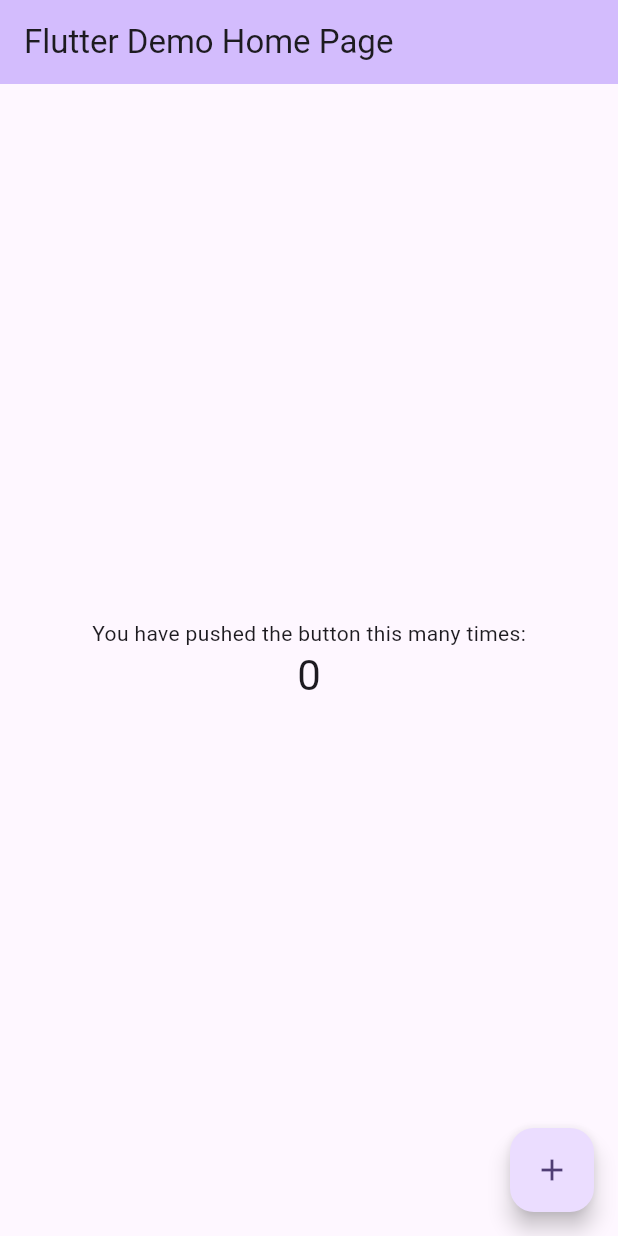
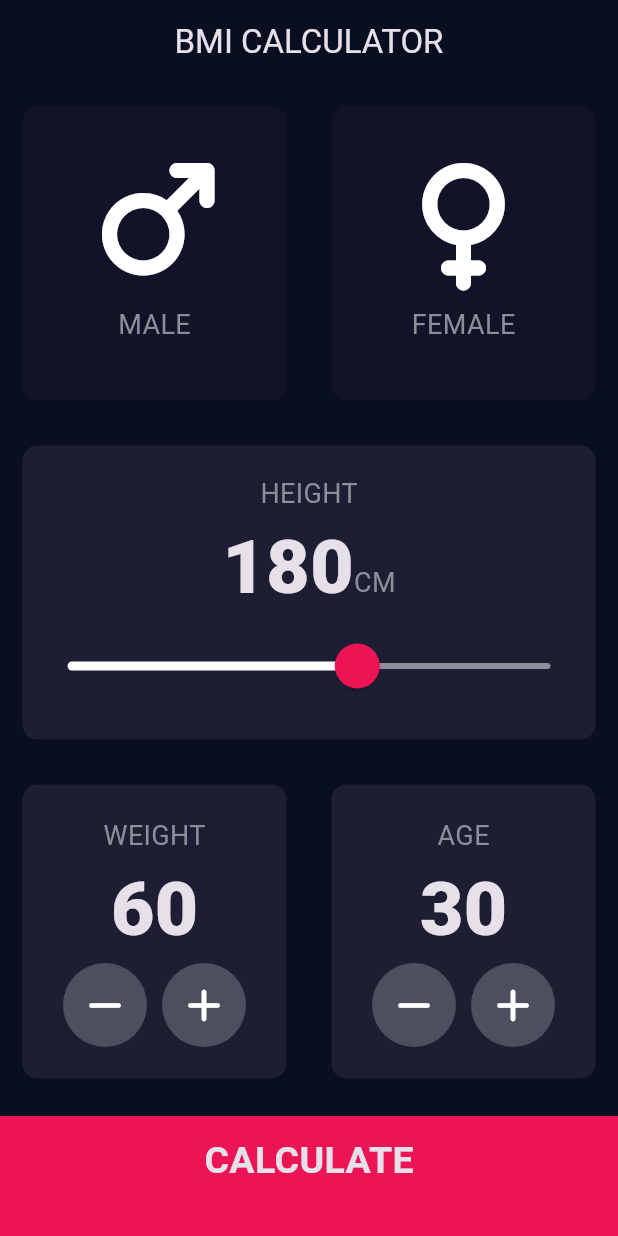
Before and after one commit to vanquan688/cross-platform-application-development, a Flutter app: the screen it shows after launch, on a phone screen of 412 x 824 dp. Run offline on Flutter 3.47's test engine with Material 3 defaults, Android fonts, the phone set to English and light mode, and no system bars; our stand-ins replace font_awesome_flutter.

Commit message:
Completed lap9

```diff
--- /dev/null
+++ b/lib/calculator_brain.dart
@@ -0,0 +1,35 @@
+import 'dart:math';
+
+class CalculatorBrain {
+  CalculatorBrain({required this.height, required this.weight});
+
+  final int height;
+  final int weight;
+
+  double _bmi = 0;
+
+  String calculateBMI() {
+    _bmi = weight / pow(height / 100, 2);
+    return _bmi.toStringAsFixed(1);
+  }
+
+  String getResult() {
+    if (_bmi >= 25) {
+      return 'OVERWEIGHT';
+    } else if (_bmi > 18.5) {
+      return 'NORMAL';
+    } else {
+      return 'UNDERWEIGHT';
+    }
+  }
+
+  String getInterpretation() {
+    if (_bmi >= 25) {
+      return 'You have a higher than normal body weight. Try to exercise more.';
+    } else if (_bmi >= 18.5) {
+      return 'You have a normal body weight. Good job!';
+    } else {
+      return 'You have a lower than normal body weight. You can eat more just Fatty Louis!';
+    }
+  }
+}
--- /dev/null
+++ b/lib/components/bottom_button.dart
@@ -0,0 +1,33 @@
+import 'package:flutter/material.dart';
+import '../constants.dart';
+
+class BottomButton extends StatelessWidget {
+  const BottomButton({
+    super.key,
+    required this.onTap,
+    required this.buttonTitle,
+  });
+
+  final VoidCallback onTap;
+  final String buttonTitle;
+
+  @override
+  Widget build(BuildContext context) {
+    return GestureDetector(
+      onTap: onTap,
+      child: Container(
+        color: kBottomContainerColour,
+        margin: const EdgeInsets.only(top: 10.0),
+        padding: const EdgeInsets.only(bottom: 20.0),
+        width: double.infinity,
+        height: kBottomContainerHeight,
+        child: Center(
+          child: Text(
+            buttonTitle,
+            style: kLargeButtonTextStyle,
+          ),
+        ),
+      ),
+    );
+  }
+}
--- /dev/null
+++ b/lib/components/icon_content.dart
@@ -0,0 +1,33 @@
+import 'package:flutter/material.dart';
+import '../constants.dart';
+
+class IconContent extends StatelessWidget {
+  const IconContent({
+    super.key,
+    required this.icon,
+    required this.label,
+  });
+
+  final IconData icon;
+  final String label;
+
+  @override
+  Widget build(BuildContext context) {
+    return Column(
+      mainAxisAlignment: MainAxisAlignment.center,
+      children: <Widget>[
+        Icon(
+          icon,
+          size: 80.0,
+        ),
+        const SizedBox(
+          height: 15.0,
+        ),
+        Text(
+          label,
+          style: kLabelTextStyle,
+        ),
+      ],
+    );
+  }
+}
--- /dev/null
+++ b/lib/components/reuseable_card.dart
@@ -0,0 +1,29 @@
+import 'package:flutter/material.dart';
+
+class ReuseableCard extends StatelessWidget {
+  const ReuseableCard({
+    super.key,
+    required this.colour,
+    this.cardChild,
+    this.onPress,
+  });
+
+  final Color colour;
+  final Widget? cardChild;
+  final VoidCallback? onPress;
+
+  @override
+  Widget build(BuildContext context) {
+    return GestureDetector(
+      onTap: onPress,
+      child: Container(
+        margin: const EdgeInsets.all(15.0),
+        decoration: BoxDecoration(
+          color: colour,
+          borderRadius: BorderRadius.circular(10.0),
+        ),
+        child: cardChild,
+      ),
+    );
+  }
+}
--- /dev/null
+++ b/lib/components/round_icon_button.dart
@@ -0,0 +1,27 @@
+import 'package:flutter/material.dart';
+
+class RoundIconButton extends StatelessWidget {
+  const RoundIconButton({
+    super.key,
+    required this.icon,
+    required this.onPressed,
+  });
+
+  final IconData icon;
+  final VoidCallback onPressed;
+
+  @override
+  Widget build(BuildContext context) {
+    return RawMaterialButton(
+      onPressed: onPressed,
+      elevation: 0.0,
+      constraints: const BoxConstraints.tightFor(
+        width: 56.0,
+        height: 56.0,
+      ),
+      shape: const CircleBorder(),
+      fillColor: const Color(0xFF4C4F5E),
+      child: Icon(icon),
+    );
+  }
+}
--- /dev/null
+++ b/lib/constants.dart
@@ -0,0 +1,41 @@
+import 'package:flutter/material.dart';
+
+const kBottomContainerHeight = 80.0;
+const kActiveCardColour = Color(0xFF1D1E33);
+const kInactiveCardColour = Color(0xFF111328);
+const kBottomContainerColour = Color(0xFFEB1555);
+
+const kLabelTextStyle = TextStyle(
+  fontSize: 18.0,
+  color: Color(0xFF8D8E98),
+);
+
+const kNumberTextStyle = TextStyle(
+  fontSize: 50.0,
+  fontWeight: FontWeight.w900,
+);
+
+const kLargeButtonTextStyle = TextStyle(
+  fontSize: 25.0,
+  fontWeight: FontWeight.bold,
+);
+
+const kTitleTextStyle = TextStyle(
+  fontSize: 50.0,
+  fontWeight: FontWeight.bold,
+);
+
+const kResultTextStyle = TextStyle(
+  color: Color(0xFF24D876),
+  fontSize: 22.0,
+  fontWeight: FontWeight.bold,
+);
+
+const kBMITextStyle = TextStyle(
+  fontSize: 100.0,
+  fontWeight: FontWeight.bold,
+);
+
+const kBodyTextStyle = TextStyle(
+  fontSize: 22.0,
+);
--- a/lib/main.dart
+++ b/lib/main.dart
@@ -1,122 +1,25 @@
 import 'package:flutter/material.dart';
+import 'screens/input_page.dart';
 
 void main() {
-  runApp(const MyApp());
+  runApp(const BMICalculator());
 }
 
-class MyApp extends StatelessWidget {
-  const MyApp({super.key});
+class BMICalculator extends StatelessWidget {
+  const BMICalculator({super.key});
 
-  // This widget is the root of your application.
   @override
   Widget build(BuildContext context) {
     return MaterialApp(
-      title: 'Flutter Demo',
-      theme: ThemeData(
-        // This is the theme of your application.
-        //
-        // TRY THIS: Try running your application with "flutter run". You'll see
-        // the application has a purple toolbar. Then, without quitting the app,
-        // try changing the seedColor in the colorScheme below to Colors.green
-        // and then invoke "hot reload" (save your changes or press the "hot
-        // reload" button in a Flutter-supported IDE, or press "r" if you used
-        // the command line to start the app).
-        //
-        // Notice that the counter didn't reset back to zero; the application
-        // state is not lost during the reload. To reset the state, use hot
-        // restart instead.
-        //
-        // This works for code too, not just values: Most code changes can be
-        // tested with just a hot reload.
-        colorScheme: ColorScheme.fromSeed(seedColor: Colors.deepPurple),
+      title: 'BMI Calculator',
+      theme: ThemeData.dark().copyWith(
+        primaryColor: const Color(0xFF0A0E21),
+        scaffoldBackgroundColor: const Color(0xFF0A0E21),
+        appBarTheme: const AppBarTheme(
+          backgroundColor: Color(0xFF0A0E21),
+        ),
       ),
-      home: const MyHomePage(title: 'Flutter Demo Home Page'),
+      home: const InputPage(),
     );
   }
 }
-
-class MyHomePage extends StatefulWidget {
-  const MyHomePage({super.key, required this.title});
-
-  // This widget is the home page of your application. It is stateful, meaning
-  // that it has a State object (defined below) that contains fields that affect
-  // how it looks.
-
-  // This class is the configuration for the state. It holds the values (in this
-  // case the title) provided by the parent (in this case the App widget) and
-  // used by the build method of the State. Fields in a Widget subclass are
-  // always marked "final".
-
-  final String title;
-
-  @override
-  State<MyHomePage> createState() => _MyHomePageState();
-}
-
-class _MyHomePageState extends State<MyHomePage> {
-  int _counter = 0;
-
-  void _incrementCounter() {
-    setState(() {
-      // This call to setState tells the Flutter framework that something has
-      // changed in this State, which causes it to rerun the build method below
-      // so that the display can reflect the updated values. If we changed
-      // _counter without calling setState(), then the build method would not be
-      // called again, and so nothing would appear to happen.
-      _counter++;
-    });
-  }
-
-  @override
-  Widget build(BuildContext context) {
-    // This method is rerun every time setState is called, for instance as done
-    // by the _incrementCounter method above.
-    //
-    // The Flutter framework has been optimized to make rerunning build methods
-    // fast, so that you can just rebuild anything that needs updating rather
-    // than having to individually change instances of widgets.
-    return Scaffold(
-      appBar: AppBar(
-        // TRY THIS: Try changing the color here to a specific color (to
-        // Colors.amber, perhaps?) and trigger a hot reload to see the AppBar
-        // change color while the other colors stay the same.
-        backgroundColor: Theme.of(context).colorScheme.inversePrimary,
-        // Here we take the value from the MyHomePage object that was created by
-        // the App.build method, and use it to set our appbar title.
-        title: Text(widget.title),
-      ),
-      body: Center(
-        // Center is a layout widget. It takes a single child and positions it
-        // in the middle of the parent.
-        child: Column(
-          // Column is also a layout widget. It takes a list of children and
-          // arranges them vertically. By default, it sizes itself to fit its
-          // children horizontally, and tries to be as tall as its parent.
-          //
-          // Column has various properties to control how it sizes itself and
-          // how it positions its children. Here we use mainAxisAlignment to
-          // center the children vertically; the main axis here is the vertical
-          // axis because Columns are vertical (the cross axis would be
-          // horizontal).
-          //
-          // TRY THIS: Invoke "debug painting" (choose the "Toggle Debug Paint"
-          // action in the IDE, or press "p" in the console), to see the
-          // wireframe for each widget.
-          mainAxisAlignment: MainAxisAlignment.center,
-          children: <Widget>[
-            const Text('You have pushed the button this many times:'),
-            Text(
-              '$_counter',
-              style: Theme.of(context).textTheme.headlineMedium,
-            ),
-          ],
-        ),
-      ),
-      floatingActionButton: FloatingActionButton(
-        onPressed: _incrementCounter,
-        tooltip: 'Increment',
-        child: const Icon(Icons.add),
-      ), // This trailing comma makes auto-formatting nicer for build methods.
-    );
-  }
-}
--- /dev/null
+++ b/lib/screens/input_page.dart
@@ -0,0 +1,240 @@
+import 'package:flutter/material.dart';
+import 'package:font_awesome_flutter/font_awesome_flutter.dart';
+import '../components/icon_content.dart';
+import '../components/reuseable_card.dart';
+import '../constants.dart';
+import '../components/bottom_button.dart';
+import '../components/round_icon_button.dart';
+import 'results_page.dart';
+import '../calculator_brain.dart';
+
+enum Gender {
+  male,
+  female,
+}
+
+class InputPage extends StatefulWidget {
+  const InputPage({super.key});
+
+  @override
+  State<InputPage> createState() => _InputPageState();
+}
+
+class _InputPageState extends State<InputPage> {
+  Gender? selectedGender;
+  int height = 180;
+  int weight = 60;
+  int age = 30;
+
+  @override
+  Widget build(BuildContext context) {
+    return Scaffold(
+      appBar: AppBar(
+        title: const Text('BMI CALCULATOR'),
+        centerTitle: true,
+      ),
+      body: Column(
+        crossAxisAlignment: CrossAxisAlignment.stretch,
+        children: <Widget>[
+          Expanded(
+            child: Row(
+              children: <Widget>[
+                Expanded(
+                  child: ReuseableCard(
+                    onPress: () {
+                      setState(() {
+                        selectedGender = Gender.male;
+                      });
+                    },
+                    colour: selectedGender == Gender.male
+                        ? kActiveCardColour
+                        : kInactiveCardColour,
+                    cardChild: const IconContent(
+                      icon: FontAwesomeIcons.mars,
+                      label: 'MALE',
+                    ),
+                  ),
+                ),
+                Expanded(
+                  child: ReuseableCard(
+                    onPress: () {
+                      setState(() {
+                        selectedGender = Gender.female;
+                      });
+                    },
+                    colour: selectedGender == Gender.female
+                        ? kActiveCardColour
+                        : kInactiveCardColour,
+                    cardChild: const IconContent(
+                      icon: FontAwesomeIcons.venus,
+                      label: 'FEMALE',
+                    ),
+                  ),
+                ),
+              ],
+            ),
+          ),
+          Expanded(
+            child: ReuseableCard(
+              colour: kActiveCardColour,
+              cardChild: Column(
+                mainAxisAlignment: MainAxisAlignment.center,
+                children: <Widget>[
+                  const Text(
+                    'HEIGHT',
+                    style: kLabelTextStyle,
+                  ),
+                  Row(
+                    mainAxisAlignment: MainAxisAlignment.center,
+                    crossAxisAlignment: CrossAxisAlignment.baseline,
+                    textBaseline: TextBaseline.alphabetic,
+                    children: <Widget>[
+                      Text(
+                        height.toString(),
+                        style: kNumberTextStyle,
+                      ),
+                      const Text(
+                        'CM',
+                        style: kLabelTextStyle,
+                      ),
+                    ],
+                  ),
+                  SliderTheme(
+                    data: SliderTheme.of(context).copyWith(
+                      inactiveTrackColor: const Color(0xFF8D8E98),
+                      activeTrackColor: Colors.white,
+                      thumbColor: const Color(0xFFEB1555),
+                      overlayColor: const Color(0x29EB1555),
+                      thumbShape:
+                          const RoundSliderThumbShape(enabledThumbRadius: 15.0),
+                      overlayShape:
+                          const RoundSliderOverlayShape(overlayRadius: 30.0),
+                    ),
+                    child: Slider(
+                      value: height.toDouble(),
+                      min: 120.0,
+                      max: 220.0,
+                      onChanged: (double newValue) {
+                        setState(() {
+                          height = newValue.round();
+                        });
+                      },
+                    ),
+                  ),
+                ],
+              ),
+            ),
+          ),
+          Expanded(
+            child: Row(
+              children: <Widget>[
+                Expanded(
+                  child: ReuseableCard(
+                    colour: kActiveCardColour,
+                    cardChild: Column(
+                      mainAxisAlignment: MainAxisAlignment.center,
+                      children: <Widget>[
+                        const Text(
+                          'WEIGHT',
+                          style: kLabelTextStyle,
+                        ),
+                        Text(
+                          weight.toString(),
+                          style: kNumberTextStyle,
+                        ),
+                        Row(
+                          mainAxisAlignment: MainAxisAlignment.center,
+                          children: <Widget>[
+                            RoundIconButton(
+                              icon: FontAwesomeIcons.minus,
+                              onPressed: () {
+                                setState(() {
+                                  weight--;
+                                });
+                              },
+                            ),
+                            const SizedBox(
+                              width: 10.0,
+                            ),
+                            RoundIconButton(
+                              icon: FontAwesomeIcons.plus,
+                              onPressed: () {
+                                setState(() {
+                                  weight++;
+                                });
+                              },
+                            ),
+                          ],
+                        ),
+                      ],
+                    ),
+                  ),
+                ),
+                Expanded(
+                  child: ReuseableCard(
+                    colour: kActiveCardColour,
+                    cardChild: Column(
+                      mainAxisAlignment: MainAxisAlignment.center,
+                      children: <Widget>[
+                        const Text(
+                          'AGE',
+                          style: kLabelTextStyle,
+                        ),
+                        Text(
+                          age.toString(),
+                          style: kNumberTextStyle,
+                        ),
+                        Row(
+                          mainAxisAlignment: MainAxisAlignment.center,
+                          children: <Widget>[
+                            RoundIconButton(
+                              icon: FontAwesomeIcons.minus,
+                              onPressed: () {
+                                setState(() {
+                                  age--;
+                                });
+                              },
+                            ),
+                            const SizedBox(
+                              width: 10.0,
+                            ),
+                            RoundIconButton(
+                              icon: FontAwesomeIcons.plus,
+                              onPressed: () {
+                                setState(() {
+                                  age++;
+                                });
+                              },
+                            ),
+                          ],
+                        ),
+                      ],
+                    ),
+                  ),
+                ),
+              ],
+            ),
+          ),
+          BottomButton(
+            buttonTitle: 'CALCULATE',
+            onTap: () {
+              CalculatorBrain calc =
+                  CalculatorBrain(height: height, weight: weight);
+
+              Navigator.push(
+                context,
+                MaterialPageRoute(
+                  builder: (context) => ResultsPage(
+                    bmiResult: calc.calculateBMI(),
+                    resultText: calc.getResult(),
+                    interpretation: calc.getInterpretation(),
+                  ),
+                ),
+              );
+            },
+          ),
+        ],
+      ),
+    );
+  }
+}
--- /dev/null
+++ b/lib/screens/results_page.dart
@@ -0,0 +1,74 @@
+import 'package:flutter/material.dart';
+import '../constants.dart';
+import '../components/reuseable_card.dart';
+import '../components/bottom_button.dart';
+
+class ResultsPage extends StatelessWidget {
+  const ResultsPage({
+    super.key,
+    required this.interpretation,
+    required this.bmiResult,
+    required this.resultText,
+  });
+
+  final String bmiResult;
+  final String resultText;
+  final String interpretation;
+
+  @override
+  Widget build(BuildContext context) {
+    return Scaffold(
+      appBar: AppBar(
+        title: const Text('BMI CALCULATOR RESULTS'),
+        centerTitle: true,
+      ),
+      body: Column(
+        mainAxisAlignment: MainAxisAlignment.spaceEvenly,
+        crossAxisAlignment: CrossAxisAlignment.stretch,
+        children: <Widget>[
+          Expanded(
+            child: Container(
+              padding: const EdgeInsets.all(15.0),
+              alignment: Alignment.bottomLeft,
+              child: const Text(
+                'Your Result',
+                style: kTitleTextStyle,
+              ),
+            ),
+          ),
+          Expanded(
+            flex: 5,
+            child: ReuseableCard(
+              colour: kActiveCardColour,
+              cardChild: Column(
+                mainAxisAlignment: MainAxisAlignment.spaceEvenly,
+                crossAxisAlignment: CrossAxisAlignment.center,
+                children: <Widget>[
+                  Text(
+                    resultText.toUpperCase(),
+                    style: kResultTextStyle,
+                  ),
+                  Text(
+                    bmiResult,
+                    style: kBMITextStyle,
+                  ),
+                  Text(
+                    interpretation,
+                    textAlign: TextAlign.center,
+                    style: kBodyTextStyle,
+                  ),
+                ],
+              ),
+            ),
+          ),
+          BottomButton(
+            buttonTitle: 'RE-CALCULATE',
+            onTap: () {
+              Navigator.pop(context);
+            },
+          ),
+        ],
+      ),
+    );
+  }
+}
--- a/pubspec.yaml
+++ b/pubspec.yaml
@@ -34,6 +34,7 @@
   # The following adds the Cupertino Icons font to your application.
   # Use with the CupertinoIcons class for iOS style icons.
   cupertino_icons: ^1.0.8
+  font_awesome_flutter: ^10.7.0
 
 dev_dependencies:
   flutter_test:
```
Also changed, not shown: images/female.png (added), images/male.png (added), pubspec.lock, 1 other file.
